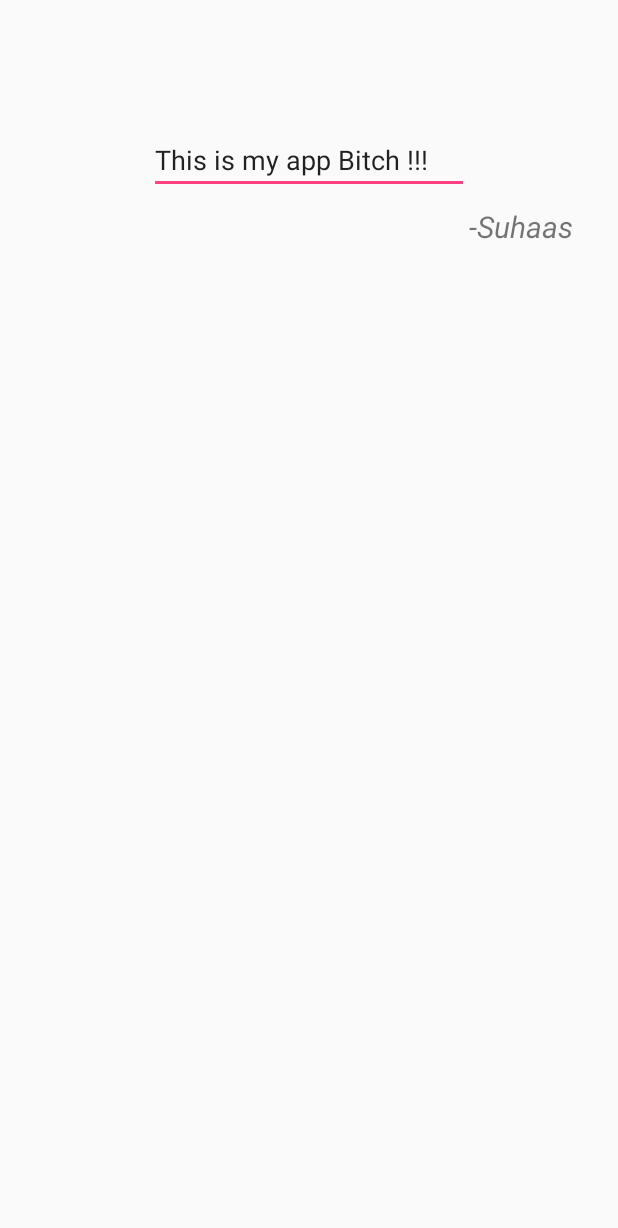
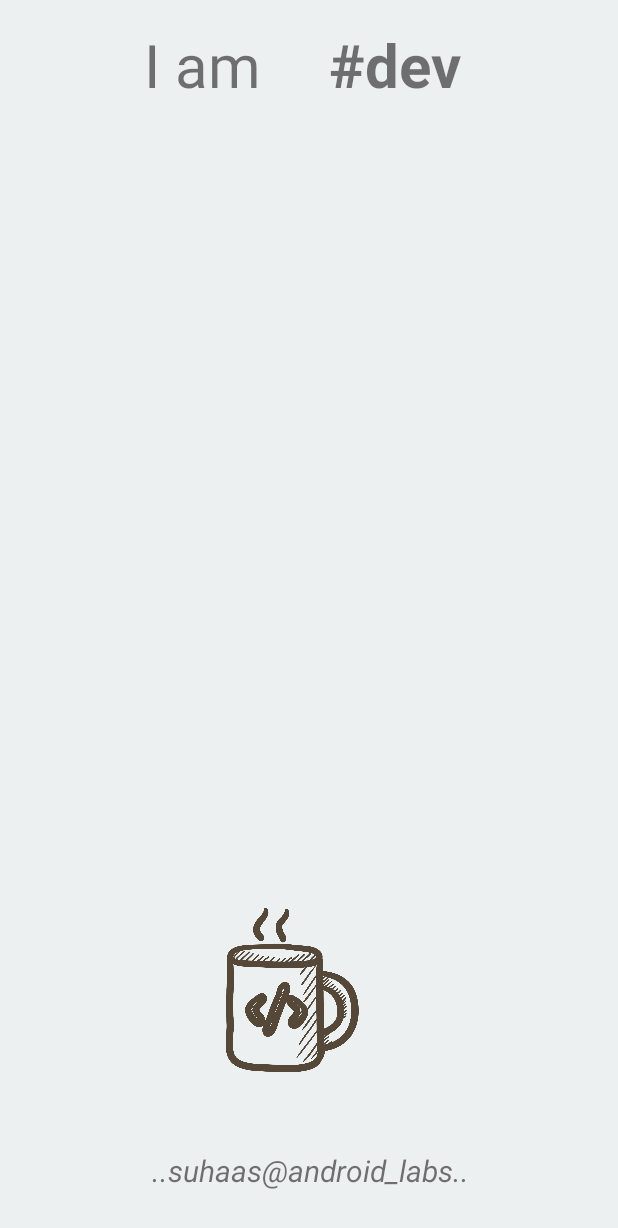
Before and after one commit to suhaas-livcd/AndroidLabs, an Android app: the screen it shows after launch (MainActivity), on a phone screen of 412 x 824 dp. Shown: the top 1228 px of the screen. Run offline under Robolectric (Android 15) with nearby library versions, the phone set to English and light mode, and no system bars.

Commit message:
Build Home screen (main activity)
Signed-off-by: suhaas-livcd <suhaas95@gmail.com>

```diff
--- a/app/build.gradle
+++ b/app/build.gradle
@@ -10,6 +10,7 @@ android {
         versionName "1.0"
         testInstrumentationRunner "android.support.test.runner.AndroidJUnitRunner"
     }
+
     buildTypes {
         release {
             minifyEnabled false
@@ -17,6 +18,8 @@ android {
         }
     }
 }
+
+
 
 dependencies {
     implementation fileTree(dir: 'libs', include: ['*.jar'])
--- a/app/src/main/AndroidManifest.xml
+++ b/app/src/main/AndroidManifest.xml
@@ -7,6 +7,7 @@
         android:icon="@mipmap/ic_launcher"
         android:label="@string/app_name"
         android:roundIcon="@mipmap/ic_launcher_round"
+        android:largeHeap="true"
         android:supportsRtl="true"
         android:theme="@style/AppTheme">
         <activity android:name=".MainActivity">
--- a/app/src/main/java/com/example/suhaas/test_101/MainActivity.java
+++ b/app/src/main/java/com/example/suhaas/test_101/MainActivity.java
@@ -2,12 +2,15 @@ package com.example.suhaas.test_101;
 
 import android.support.v7.app.AppCompatActivity;
 import android.os.Bundle;
+import android.util.Log;
 
 public class MainActivity extends AppCompatActivity {
 
     @Override
     protected void onCreate(Bundle savedInstanceState) {
         super.onCreate(savedInstanceState);
+
+        Log.d("app_info","startedd");
          setContentView(R.layout.activity_main);
     }
 }
--- a/app/src/main/res/layout/activity_main.xml
+++ b/app/src/main/res/layout/activity_main.xml
@@ -1,37 +1,75 @@
 <?xml version="1.0" encoding="utf-8"?>
-<RelativeLayout
+<android.support.constraint.ConstraintLayout xmlns:android="http://schemas.android.com/apk/res/android"
+    xmlns:app="http://schemas.android.com/apk/res-auto"
+    xmlns:tools="http://schemas.android.com/tools"
     android:id="@+id/activity_main"
-    xmlns:android="http://schemas.android.com/apk/res/android"
-    xmlns:tools="http://schemas.android.com/tools"
     android:layout_width="match_parent"
     android:layout_height="match_parent"
+    android:background="#ecf0f1"
+    android:paddingBottom="16dp"
     android:paddingLeft="16dp"
     android:paddingRight="16dp"
     android:paddingTop="16dp"
-    android:paddingBottom="16dp"
     tools:context=".MainActivity">
 
     <TextView
         android:id="@+id/textView"
         android:layout_width="wrap_content"
         android:layout_height="wrap_content"
-        android:layout_alignParentEnd="true"
-        android:layout_alignParentTop="true"
-        android:layout_marginEnd="14dp"
-        android:layout_marginTop="121dp"
+        android:layout_marginBottom="14dp"
         android:text="@string/author_name"
         android:textAlignment="textEnd"
         android:textSize="20sp"
-        android:textStyle="italic" />
+        android:textStyle="italic"
+        app:layout_constraintBottom_toBottomOf="parent"
+        app:layout_constraintLeft_toLeftOf="parent"
+        app:layout_constraintRight_toRightOf="parent" />
 
-    <EditText
-        android:id="@+id/editText"
+    <TextView
+        android:id="@+id/textView2"
         android:layout_width="wrap_content"
         android:layout_height="wrap_content"
-        android:layout_alignBottom="@+id/textView"
-        android:layout_centerHorizontal="true"
-        android:layout_marginBottom="35dp"
-        android:ems="10"
-        android:inputType="textPersonName"
-        android:text="@string/screen_data" />
-</RelativeLayout>
+        android:layout_marginTop="17dp"
+        android:textSize="40sp"
+        app:layout_constraintLeft_toLeftOf="parent"
+        app:layout_constraintRight_toRightOf="parent"
+        app:layout_constraintTop_toTopOf="parent" />
+
+    <ImageView
+        android:id="@+id/imageView2"
+        android:layout_width="162dp"
+        android:layout_height="208dp"
+        android:layout_marginStart="96dp"
+        android:maxHeight="42sp"
+        android:maxWidth="42sp"
+        android:scaleType="fitCenter"
+        app:layout_constraintBottom_toTopOf="@+id/textView"
+        app:layout_constraintStart_toStartOf="parent"
+        app:srcCompat="@drawable/cofee_code" />
+
+    <TextView
+        android:id="@+id/textView4"
+        android:layout_width="wrap_content"
+        android:layout_height="wrap_content"
+        android:text="I am "
+        android:textSize="40sp"
+        app:layout_constraintEnd_toEndOf="parent"
+        app:layout_constraintHorizontal_bias="0.274"
+        app:layout_constraintStart_toStartOf="parent"
+        tools:layout_editor_absoluteY="185dp" />
+
+    <TextView
+        android:id="@+id/textView3"
+        android:layout_width="159dp"
+        android:layout_height="wrap_content"
+        android:text="#dev"
+        android:textSize="40sp"
+        android:textStyle="bold"
+        app:layout_constraintEnd_toEndOf="parent"
+        app:layout_constraintHorizontal_bias="0.92"
+        app:layout_constraintStart_toStartOf="parent"
+        tools:layout_editor_absoluteY="121dp" />
+
+
+
+</android.support.constraint.ConstraintLayout>
--- a/app/src/main/res/values/strings.xml
+++ b/app/src/main/res/values/strings.xml
@@ -1,5 +1,5 @@
 <resources>
     <string name="app_name">Test_101</string>
-    <string name="author_name">-Suhaas</string>
+    <string name="author_name">..suhaas@android_labs..</string>
     <string name="screen_data">This is my app Bitch !!!</string>
 </resources>
--- a/app/src/main/res/values/styles.xml
+++ b/app/src/main/res/values/styles.xml
@@ -1,5 +1,4 @@
 <resources>
-
     <!-- Base application theme. -->
     <style name="AppTheme" parent="Theme.AppCompat.Light.NoActionBar">//overriding the dark with No
         <!-- Customize your theme here. -->
@@ -7,5 +6,4 @@
         <item name="colorPrimaryDark">@color/colorPrimaryDark</item>
         <item name="colorAccent">@color/colorAccent</item>
     </style>
-
 </resources>
```
Also changed, not shown: app/src/main/res/drawable-xxhdpi/cofee_code.png (added), app/src/main/res/drawable/coal.jpg (added).
